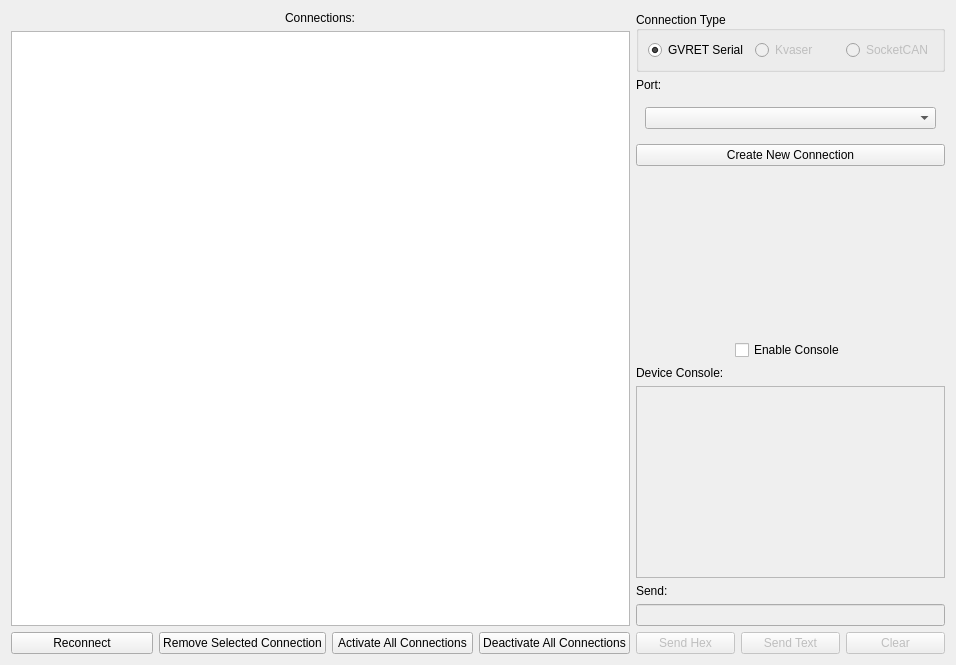
This is ui/connectionwindow.ui in collin80/SavvyCAN as Qt 5 draws it before an edit. The edited form follows.
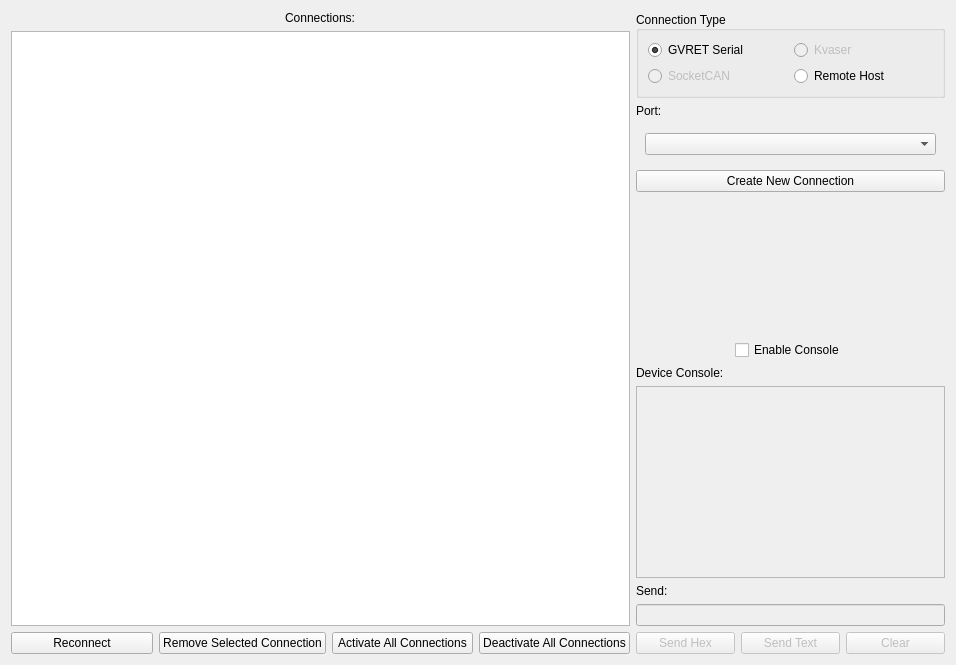
This is the edited form.

Commit message: Add UI elements for a new remote connection system. Just UI and settings for now.

The edit to the form file:
```diff
--- a/ui/connectionwindow.ui
+++ b/ui/connectionwindow.ui
@@ -80,8 +80,18 @@
        <property name="alignment">
         <set>Qt::AlignLeading|Qt::AlignLeft|Qt::AlignVCenter</set>
        </property>
-       <layout class="QHBoxLayout" name="horizontalLayout_2">
-        <item>
+       <layout class="QGridLayout" name="gridLayout">
+        <item row="0" column="1">
+         <widget class="QRadioButton" name="rbKvaser">
+          <property name="enabled">
+           <bool>false</bool>
+          </property>
+          <property name="text">
+           <string>Kvaser</string>
+          </property>
+         </widget>
+        </item>
+        <item row="0" column="0">
          <widget class="QRadioButton" name="rbGVRET">
           <property name="text">
            <string>GVRET Serial</string>
@@ -91,17 +101,7 @@
           </property>
          </widget>
         </item>
-        <item>
-         <widget class="QRadioButton" name="rbKvaser">
-          <property name="enabled">
-           <bool>false</bool>
-          </property>
-          <property name="text">
-           <string>Kvaser</string>
-          </property>
-         </widget>
-        </item>
-        <item>
+        <item row="1" column="0">
          <widget class="QRadioButton" name="rbSocketCAN">
           <property name="enabled">
            <bool>false</bool>
@@ -111,6 +111,13 @@
           </property>
          </widget>
         </item>
+        <item row="1" column="1">
+         <widget class="QRadioButton" name="rbRemote">
+          <property name="text">
+           <string>Remote Host</string>
+          </property>
+         </widget>
+        </item>
        </layout>
       </widget>
      </item>
```
The commit also changes 4 other files.
